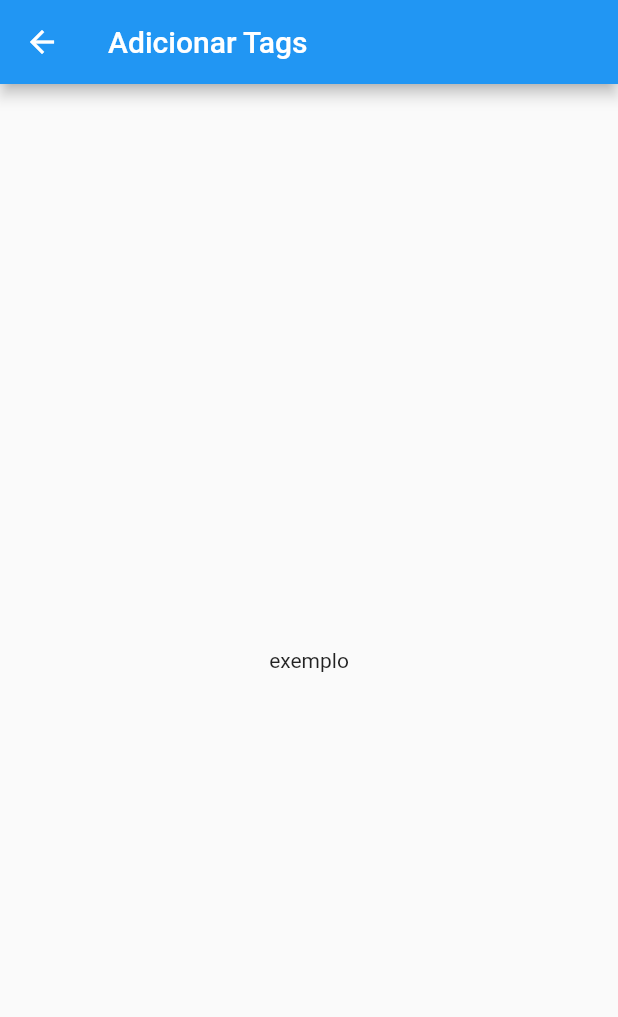
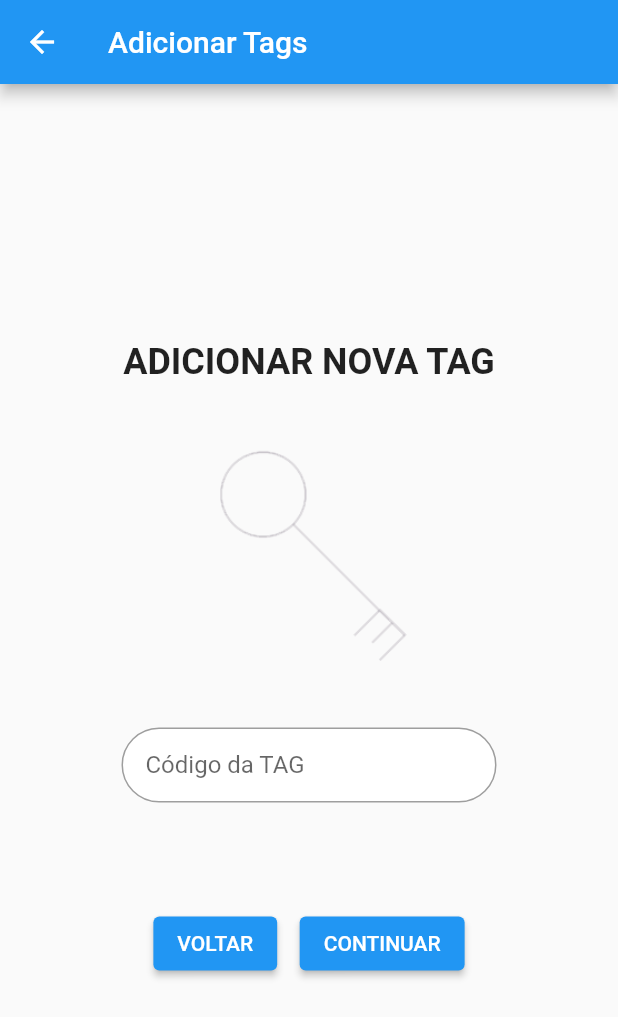
Before and after one commit to naschwertner/BlueBoots-demo-app-Ford, a Flutter app: the AdicionarTagsPage screen opened directly, on a phone screen of 412 x 824 dp. Shown: the top 1017 px of the screen. Run offline on Flutter 3.47's test engine with Material 2 defaults, Android fonts, the phone set to English and light mode, and no system bars.

Commit message:
adicionar nova tag tela

```diff
--- a/lib/adicionar_tags.dart
+++ b/lib/adicionar_tags.dart
@@ -7,8 +7,57 @@ class AdicionarTagsPage extends StatelessWidget {
       appBar: AppBar(
         title: Text('Adicionar Tags'),
       ),
-      body: Center(
-        child: Text('exemplo'),
+      body: Padding(
+        padding: const EdgeInsets.all(16.0),
+        child: Column(
+          mainAxisAlignment: MainAxisAlignment.center,
+          crossAxisAlignment: CrossAxisAlignment.center,
+          children: <Widget>[
+            Text(
+              'ADICIONAR NOVA TAG',
+              style: TextStyle(fontSize: 24, fontWeight: FontWeight.bold),
+            ),
+            SizedBox(height: 10),
+            Image.asset('images/addtagkey.PNG', width: 400, height: 200),
+            SizedBox(height: 20),
+            Container(
+              width: 250.0, // Diminuir a largura do container
+              padding: EdgeInsets.symmetric(horizontal: 15.0),
+              decoration: BoxDecoration(
+                borderRadius: BorderRadius.circular(25.0),
+                color: Colors.white,
+                border: Border.all(color: Colors.grey, width: 1),
+              ),
+              child: TextField(
+                decoration: InputDecoration(
+                  hintText: "Código da TAG",
+                  border: InputBorder.none,
+                ),
+              ),
+            ),
+            SizedBox(height: 20),
+            SizedBox(height: 50),
+            Row(
+              mainAxisAlignment: MainAxisAlignment.center,
+              children: <Widget>[
+                ElevatedButton(
+                  onPressed: () {
+                    // Ação do botão 1
+                  },
+                  child: Text('VOLTAR'),
+                ),
+                SizedBox(
+                    width: 15), // Ajuste o valor de width conforme necessário
+                ElevatedButton(
+                  onPressed: () {
+                    // Ação do botão 2
+                  },
+                  child: Text('CONTINUAR'),
+                ),
+              ],
+            ),
+          ],
+        ),
       ),
     );
   }
--- a/lib/minhas_tags.dart
+++ b/lib/minhas_tags.dart
@@ -24,7 +24,7 @@ class MinhasTagsPage extends StatelessWidget {
               'ATENÇÃO: Tag parafusadeira não se encontra no veículo',
               textAlign: TextAlign.center,
             ),
-            SizedBox(height: 20),
+            SizedBox(height: 50),
             Row(
               mainAxisAlignment: MainAxisAlignment.center,
               children: <Widget>[
@@ -35,7 +35,7 @@ class MinhasTagsPage extends StatelessWidget {
                   child: Text('VOLTAR'),
                 ),
                 SizedBox(
-                    width: 10), // Ajuste o valor de width conforme necessário
+                    width: 15), // Ajuste o valor de width conforme necessário
                 ElevatedButton(
                   onPressed: () {
                     // Ação do botão 2
--- a/pubspec.yaml
+++ b/pubspec.yaml
@@ -62,6 +62,7 @@ flutter:
   assets:
       - images/fordtela1.PNG
       - images/minhastags.PNG
+      - images/addtagkey.PNG
 
   # An image asset can refer to one or more resolution-specific "variants", see
   # https://flutter.dev/assets-and-images/#resolution-aware
```
Also changed, not shown: images/addtagkey.PNG (added).
